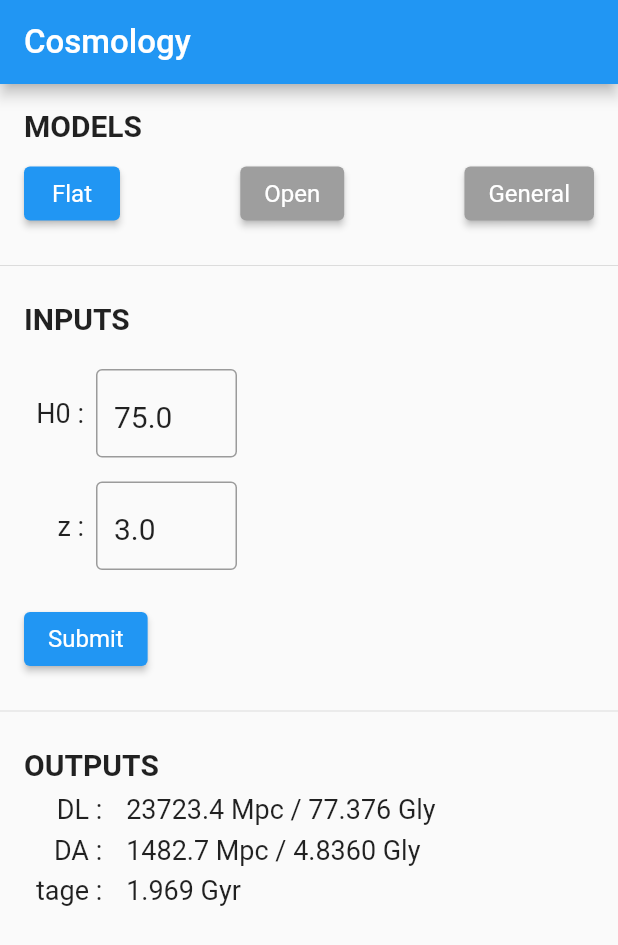
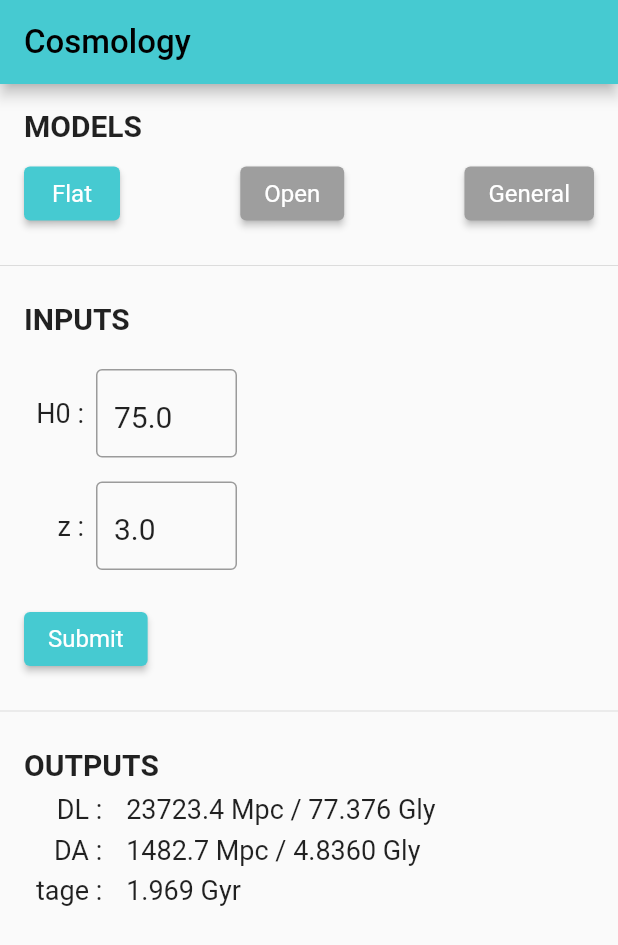
Before and after one commit to boshishuoshuo/cosmology_calculator, a Flutter app: the screen it shows after launch, on a phone screen of 412 x 824 dp. Shown: the top 945 px of the screen. Run offline on Flutter 3.47's test engine with Material 2 defaults, Android fonts, the light colour scheme and no system bars; drawn by our look-alikes of easy_rich_text.

Commit message:
Adjust the color

```diff
--- a/lib/main.dart
+++ b/lib/main.dart
@@ -14,16 +14,41 @@ void main() {
 class MyApp extends StatelessWidget {
   const MyApp({Key? key}) : super(key: key);
 
+  MaterialColor createMaterialColor(Color color) {
+    List strengths = <double>[.05];
+    final swatch = <int, Color>{};
+    final int r = color.red, g = color.green, b = color.blue;
+
+    for (int i = 1; i < 10; i++) {
+      strengths.add(0.1 * i);
+    }
+    strengths.forEach((strength) {
+      final double ds = 0.5 - strength;
+      swatch[(strength * 1000).round()] = Color.fromRGBO(
+        r + ((ds < 0 ? r : (255 - r)) * ds).round(),
+        g + ((ds < 0 ? g : (255 - g)) * ds).round(),
+        b + ((ds < 0 ? b : (255 - b)) * ds).round(),
+        1,
+      );
+    });
+    return MaterialColor(color.value, swatch);
+  }
+
   // This widget is the root of your application.
   @override
   Widget build(BuildContext context) {
     return MaterialApp(
       title: 'Cosmology Calculator',
       theme: ThemeData(
-        primarySwatch: Colors.blue,
+        primarySwatch: createMaterialColor(const Color(0xFF46cad1)),
         textTheme: const TextTheme(
           headline6: TextStyle(fontSize: 22),
           bodyText2: TextStyle(fontSize: 18),
+        ),
+        elevatedButtonTheme: ElevatedButtonThemeData(
+          style: ElevatedButton.styleFrom(
+              textStyle: const TextStyle(fontSize: 16),
+              onPrimary: Colors.white),
         ),
       ),
       home: const CosmologyCalculatorScreen(),
--- a/lib/widgets/input_forms.dart
+++ b/lib/widgets/input_forms.dart
@@ -330,11 +330,9 @@ class _InputFormsState extends State<InputForms> {
               mainAxisAlignment: MainAxisAlignment.start,
               children: [
                 ElevatedButton(
-                    onPressed: _saveForm,
-                    child: const Text('Submit'),
-                    style: ElevatedButton.styleFrom(
-                      textStyle: const TextStyle(fontSize: 16),
-                    )),
+                  onPressed: _saveForm,
+                  child: const Text('Submit'),
+                ),
               ],
             ),
           ],
--- a/lib/widgets/select_universe.dart
+++ b/lib/widgets/select_universe.dart
@@ -37,12 +37,13 @@ class _SelectUniverseState extends State<SelectUniverse> {
                 onPressed: () {
                   return calculator.selectUniverse(Universe.flat);
                 },
-                child: const Text('Flat'),
+                child: const Text(
+                  'Flat',
+                ),
                 style: ElevatedButton.styleFrom(
                   primary: calculator.selectedModel == Universe.flat
                       ? Theme.of(context).primaryColor
                       : Colors.grey,
-                  textStyle: const TextStyle(fontSize: 16),
                 ),
               ),
               ElevatedButton(
@@ -54,7 +55,6 @@ class _SelectUniverseState extends State<SelectUniverse> {
                   primary: calculator.selectedModel == Universe.open
                       ? Theme.of(context).primaryColor
                       : Colors.grey,
-                  textStyle: const TextStyle(fontSize: 16),
                 ),
               ),
               ElevatedButton(
@@ -66,7 +66,6 @@ class _SelectUniverseState extends State<SelectUniverse> {
                   primary: calculator.selectedModel == Universe.general
                       ? Theme.of(context).primaryColor
                       : Colors.grey,
-                  textStyle: const TextStyle(fontSize: 16),
                 ),
               ),
             ],
```
Also changed, not shown: dev_assets/telescope.png (added), dev_assets/telescope_adaptive.png (added).
